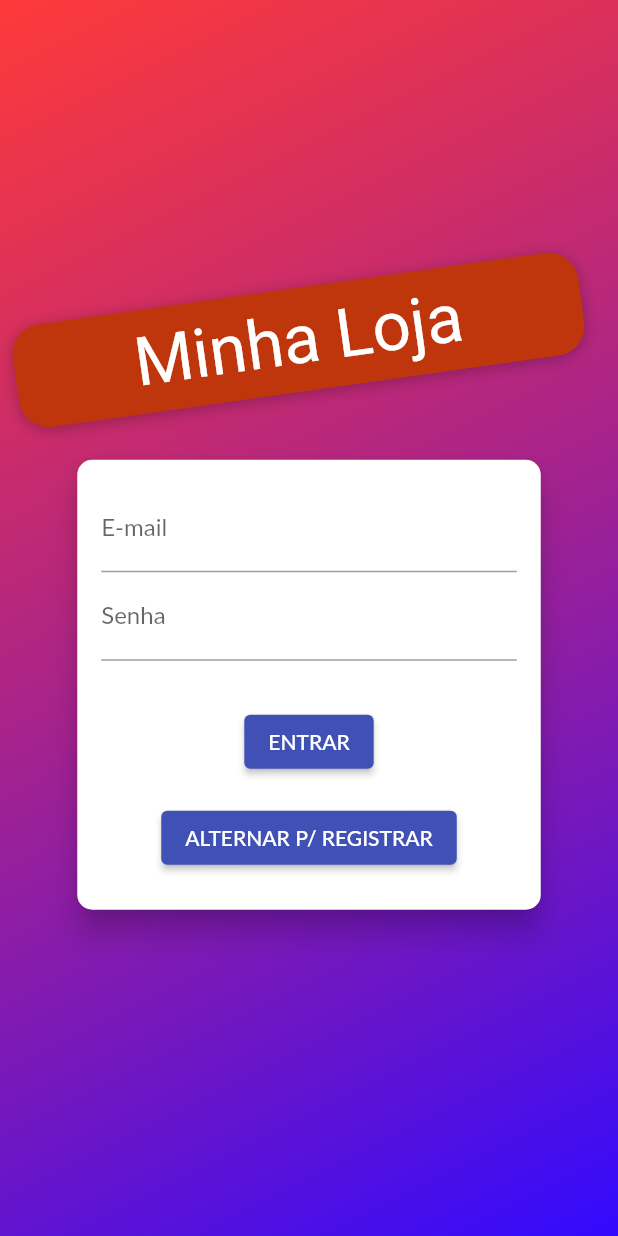
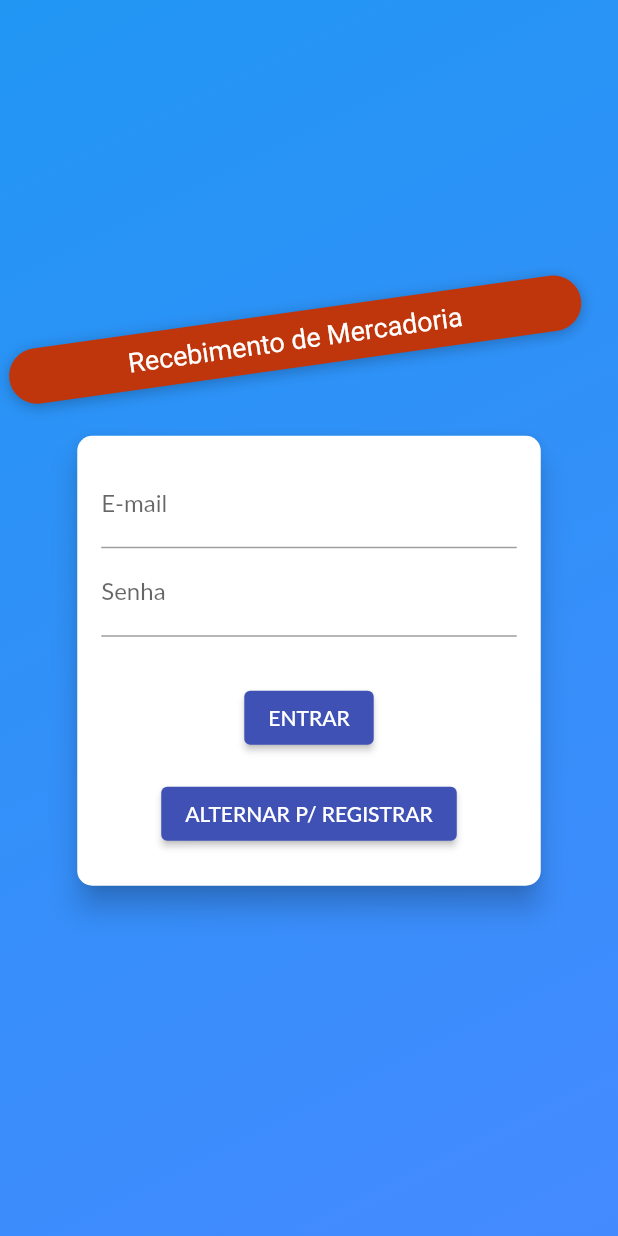
Before and after one commit to edigomes/recebimento, a Flutter app: the screen it shows after launch, on a phone screen of 412 x 824 dp. Run offline on Flutter 3.47's test engine with Material 2 defaults, Android fonts, the phone set to English and light mode, and no system bars; our stand-ins replace material_design_icons_flutter, shared_preferences; Roboto replaces fonts that are missing (Anton, Lato).

```diff
--- a/lib/main.dart
+++ b/lib/main.dart
@@ -11,7 +11,7 @@ import 'package:pedidos/views/cart_screen.dart';
 import 'package:pedidos/views/orders_screen.dart';
 import 'package:pedidos/views/product_detail_screen.dart';
 import 'package:pedidos/views/product_form_screen.dart';
-import 'package:pedidos/views/product_overview_screen.dart';
+import 'package:pedidos/views/recebimento_overview_screen.dart';
 import 'package:pedidos/views/products_screen.dart';
 import 'package:pedidos/views/screen_for_auth.dart';
 import '../utils/app_routes.dart';
@@ -38,13 +38,13 @@ class MyApp extends StatelessWidget {
         //ProxyProvider precisar usar qm ta acima dele
         //Único método de fazer Providers conversarem entre si.
         //Precisa ter o "< >" pra "auth" fazer sentido com "Auth"
-        ChangeNotifierProxyProvider<Auth, Pedidos>(
+        ChangeNotifierProxyProvider<Auth, Recebimentos>(
           create: (ctx) {
-            return Pedidos();
+            return Recebimentos();
           },
           // Só preciso saber qual o momento q o token vai mudar
           update: (ctx, auth, previousProducts) {
-            return Pedidos(
+            return Recebimentos(
               // "previous" deve ser obrigatório msm
               // No momento de colocar o "token", Products é reconstruído com "create" dnv, por isso precisa de "previous"
               auth.token,
@@ -85,13 +85,14 @@ class MyApp extends StatelessWidget {
         routes: {
           //AppRoutes.AUTH: (ctx) => AuthScreen(),
           AppRoutes.SCREEN_FOR_AUTH: (ctx) => ScreenForAuth(),
-          AppRoutes.HOME: (ctx) => ProductOverviewScreen(),
+          AppRoutes.HOME: (ctx) => RecebimentoOverviewScreen(),
           AppRoutes.CART: (ctx) => CartScreen(),
           AppRoutes.PRODUCT_DETAIL: (ctx) => ProductDetailScreen(),
           AppRoutes.ORDERS: (ctx) => OrdersScreen(),
           AppRoutes.PRODUCTS: (ctx) => ProductsScreen(),
           AppRoutes.PRODUCT_FORM: (ctx) => ProductFormScreen(),
-          AppRoutes.SCREEN_PEDIDO: (ctx) => PedidoScreen(),
+          AppRoutes.SCREEN_PEDIDO: (ctx) =>
+              PedidoScreen(pedido: ModalRoute.of(ctx).settings.arguments),
           AppRoutes.SCREEN_PRODUTO: (ctx) => ProdutoScreen(),
         },
       ),
--- a/lib/providers/pedidos.dart
+++ b/lib/providers/pedidos.dart
@@ -12,18 +12,19 @@ import 'package:pedidos/utils/constants.dart';
 // O único lugar que Products é usado como instância é em "main". Provavelmente, pra passar da melhor forma
 //deve ser feito por ProxyProvider
 
-class Pedidos with ChangeNotifier {
+class Recebimentos with ChangeNotifier {
 //----------------------------------------------------------------------------//
   // a lista pede pra ser constante
 
   List<Pedido> _items = [];
+  List<Produto> _produtoItems = [];
 
   String _token;
   String _userId;
 
-  final _baseUrl = '${Constants.BASE_API_URL}/products';
+  final _baseUrl = '${Constants.BASE_API_URL}/estoque';
 
-  Pedidos([
+  Recebimentos([
     this._token,
     this._items = const [],
     this._userId,
@@ -36,6 +37,10 @@ class Pedidos with ChangeNotifier {
   // O TOKEN é usado para reconhecer o produto do USUÁRIO com seu token person
   List<Pedido> get items {
     return [..._items];
+  }
+
+  List<Produto> get produtoItems {
+    return [..._produtoItems];
   }
 
   /*List<Product> get favoriteItems {
@@ -52,184 +57,88 @@ class Pedidos with ChangeNotifier {
 
   // CARREGA OS PRODUTOS
 
-  Future<void> loadProducts() async {
+  Future<void> loadRecebimentos() async {
     if (_items.isNotEmpty) _items.clear();
 
-    Map<String, String> requestHeaders = {
+    Map<String, String> headers = {
       'Content-type': 'application/json',
       'Accept': 'application/json',
-      'Authorization': _token,
+      'Authorization': 'Bearer $_token',
       'Name': 'Antony',
     };
 
-    final pedidoResponse = await http.get(
-        Uri.parse(
-            'https://reqres.in/api/users/2' /*'$_baseUrl/$_userId.json?auth=$_token'*/),
-        headers: requestHeaders);
-    final Map<String, dynamic> dataPedido = jsonDecode(pedidoResponse.body);
+    final recebimentoResponse = await http.get(
+      Uri.parse('$_baseUrl/entrada'),
+      headers: headers,
+    );
 
-    final produtosResponse = await http.get(
-      Uri.parse('https://reqres.in/api/users?page=2'),
-    );
-    final Map<String, dynamic> dataProduto = jsonDecode(produtosResponse.body);
+    final Map<String, dynamic> dataRecebimentos =
+        jsonDecode(recebimentoResponse.body);
 
-    //final favResponse = await http.get(Uri.parse(
-    //    '${Constants.BASE_API_URL}/userFavorites/$_userId.json?auth=$_token'));
-    //final favMap = jsonDecode(favResponse.body);
+    if (dataRecebimentos != null) {
+      var data = dataRecebimentos['data'];
 
-    // retorna no padrão json Map<String, Map<String, dynamic>>
-    //print(data['']['e']);
-    if (dataPedido != null) {
-      final Map<String, Map<String, dynamic>> teste = {
-        'a': {'b': 'c'},
-        'd': {'e': 'f'},
-      };
-
-      // n pd vir null pq n se faz forEach no nada !
-
-      // chave/valor do map/json
-      //data.forEach((productId, productData) {
-      //final isFavorite = favMap == null ? false : favMap[productId] ?? false;
-      // Se n for nulo passa direto
-      // Se nulo n marca, do contrário pega de favMap, caso n false tmbm.
-      // anotei sobre nulo
-      //final String idJson = ;
-      //print(productData['data']['cod'] + "+++++++++++++askaskaoskaoskasokaso");
-
+      for (var recebimento in data) {
         _items.add(
           Pedido(
-          id: dataPedido['data']["id"],
-          notaFiscal: dataPedido['data']['id'],
-          nomeFornecedor: dataPedido['data']["first_name"], //productId,
-          dataPedido: dataPedido['data']["last_name"],
-          produtos: (dataProduto['data'] as List<dynamic>)
-              .map(
-                (item) => Produto(
-                  cod: item['id'],
-                  title: item['first_name'],
-                  imageUrl: item['avatar'],
-                ),
-              )
-              .toList(),
+            id: recebimento['id'],
+            notaFiscal: recebimento['nNF'],
+            nomeFornecedor: recebimento['fornecedor'] == null
+                ? '--'
+                : recebimento['fornecedor']['xFant'],
+            dataPedido: recebimento['dEmi'],
+            // produtos: (dataProduto['data'] as List<dynamic>)
+            //   .map(
+            //     (item) => Produto(
+            //       cod: item['id'],
+            //       title: item['first_name'],
+            //       imageUrl: item['avatar'],
+            //     ),
+            //   )
+            //   .toList(),
             //price: productData['price'],
             //: data['data']["avatar"],
             //isFavorite: isFavorite,
           ),
         );
-      //});
+      }
       notifyListeners();
     }
-
     return Future.value();
   }
 
-/*
-//----------------------------------------------------------------------------//
+  Future<void> loadProdutos(id) async {
+    if (_items.isNotEmpty) _items.clear();
 
-  // ADICIONAR PRODUTO
+    Map<String, String> headers = {
+      'Content-type': 'application/json',
+      'Accept': 'application/json',
+      'Authorization': 'Bearer $_token',
+      'Name': 'Antony',
+    };
 
-  // Método que adiciona um produto por parâmetro e notifica
-  Future<void> addProduct(Product newProduct) async {
-    // Não se usa mais só url
-
-    // "http" vem de "as http" no import
-    // post pede uma url e um object, tipo Map, para convert em Json String
-    // É recomend q as requis sejam feitas no Provider (centralizada).  <<
-    // return para Future e n para void (retorna cm value) o qual é um Fut tmbm
-    // async/await deixa sincrono o que seria assinc usando só Future. Assim
-    //como ser mais leve e usar em locais específicos.
-    final response = await http.post(
-      Uri.parse('$_baseUrl/$_userId.json?auth=$_token'),
-      //Aqui tmbm poderia ser colocado try e tal
-      body: jsonEncode(
-        {
-          'title': newProduct.title,
-          //'description': newProduct.description,
-          //'price': newProduct.price,
-          'imageUrl': newProduct.imageUrl,
-          //'isFavorite': newProduct.isFavorite,
-        },
-      ),
+    final recebimentoResponse = await http.get(
+      Uri.parse(
+          '$_baseUrl/entrada_mercadoria?page=1&perPage=9999999&search=entrada_id:$id'),
+      headers: headers,
     );
 
-    _items.add(
-      Product(
-        // response.body é o cod do obj (retorno) do servidor com 'name'
-        cod: jsonDecode(response.body)['name'],
-        //description: newProduct.description,
-        title: newProduct.title,
-        //price: newProduct.price,
-        imageUrl: newProduct.imageUrl,
-      ),
+    final Map<String, dynamic> dataRecebimentos =
+        jsonDecode(recebimentoResponse.body);
+
+    if (dataRecebimentos != null) {
+      var data = dataRecebimentos['data'];
+
+      for (var recebimento_item in data) {
+        _produtoItems.add(
+          Produto(
+              cod: recebimento_item['mercadoria_id'],
+              title: recebimento_item['mercadoria']['xProd'],
+              imageUrl: 'url'),
         );
-    // Precisa  notificar pq aqui é "criado" os itens q vem do servidor.
-    notifyListeners();
-  }
-
-//----------------//----------------//-----------------//----------------//-----
-
-  // ATUALIZAR PRODUTO
-
-  Future<void> updateProduct(Product product) async {
-    // "product" é o que vou alterar
-
-    if (product == null || product.cod == null) return;
-
-    final index = _items.indexWhere((prod) => prod.cod == product.cod);
-
-    // Abaixo faz um ser = ao outro
-    if (index >= 0) {
-      await http.patch(
-        Uri.parse('$_baseUrl/${product.cod}.json?auth=$_token'),
-        body: jsonEncode(
-          {
-            'title': product.title,
-            //'description': product.description,
-            //'price': product.price,
-            'imageUrl': product.imageUrl,
-          },
-        ),
-      );
-      _items[index] = product; //_items[index] é exist c msm ID
       }
       notifyListeners();
     }
-
-//----------------------------------------------------------------------------//
-
-  // REMOVER PRODUTO
-
-  Future<void> removeProduct(String cod) async {
-    final index = _items.indexWhere((prod) => prod.cod == cod);
-
-    if (index >= 0) {
-      // A ideia aqui é add primeiro, remover dps e add caso problema
-      // Para add o ítem removido precisa de product, invés de removeWhere
-      // Exclusão otimista
-      final product = _items[index];
-      _items.remove(product);
-
-      final response = await http
-          .delete(Uri.parse('$_baseUrl/${product.cod}.json?auth=$_token'));
-
-      // Pra aparecer "statusCode", "response" deve ser "await"
-      // 200: retorno da familía de conclusão
-      // *400: retorno da família de erros de requisição
-      // 500: retorno da família de erros do servidor
-      if (response.statusCode >= 400) {
-        // insert pra colocar onde estava
-        _items.insert(index, product);
-        notifyListeners();
-        // caso queira usar exceptions de forma descentralizada
-        // "on HttpException catch()" pode ser usado em "catch"
-        // ?
-        throw HttpException('Ocorreu um erro ao tentar remover o produto.');
+    return Future.value();
   }
-
-      // _items.removeWhere((prod) => prod.cod == cod);       <<
 }
-    notifyListeners();
-  }
-//----------------//----------------//----------------//----------------//------
-*/
-}
--- a/lib/utils/constants.dart
+++ b/lib/utils/constants.dart
@@ -1,4 +1,3 @@
 class Constants {
-  static const BASE_API_URL =
-      'https://flutter-cod3r-7f9ed-default-rtdb.firebaseio.com';
+  static const BASE_API_URL = 'http://extracarne.aconos.com.br/api/v1';
 }
--- a/lib/views/auth_screen.dart
+++ b/lib/views/auth_screen.dart
@@ -14,8 +14,8 @@ class AuthScreen extends StatelessWidget {
           Container(
             decoration: BoxDecoration(
               gradient: LinearGradient(colors: [
-                Color.fromRGBO(255, 10, 10, 0.8),
-                Color.fromRGBO(50, 10, 255, 1),
+                Colors.blue,
+                Colors.blueAccent,
               ], begin: Alignment.topLeft, end: Alignment.bottomRight),
             ),
           ),
@@ -43,10 +43,10 @@ class AuthScreen extends StatelessWidget {
                     ],
                   ),
                   child: Text(
-                    'Minha Loja',
+                    'Recebimento de Mercadoria',
                     style: TextStyle(
                         fontFamily: 'Anton',
-                        fontSize: 45,
+                        fontSize: 18,
                         color:
                             Theme.of(context).accentTextTheme.headline6.color),
                   ),
--- a/lib/views/product_form_screen.dart
+++ b/lib/views/product_form_screen.dart
@@ -94,7 +94,7 @@ class _ProductFormScreenState extends State<ProductFormScreen> {
       _isLoading = true;
     });
 
-    final products = Provider.of<Pedidos>(context, listen: false);
+    final products = Provider.of<Recebimentos>(context, listen: false);
 
     try {
       if (_formData['id'] == null) {
--- a/lib/views/products_screen.dart
+++ b/lib/views/products_screen.dart
@@ -7,12 +7,12 @@ import 'package:pedidos/widgets/product_item.dart';
 
 class ProductsScreen extends StatelessWidget {
   Future<void> _refreshProducts(BuildContext context) {
-    return Provider.of<Pedidos>(context, listen: false).loadProducts();
+    return Provider.of<Recebimentos>(context, listen: false).loadRecebimentos();
   }
 
   @override
   Widget build(BuildContext context) {
-    final Pedidos productsData = Provider.of(context);
+    final Recebimentos productsData = Provider.of(context);
     final products = productsData.items;
     return Scaffold(
       appBar: AppBar(
--- a/lib/views/screen_for_auth.dart
+++ b/lib/views/screen_for_auth.dart
@@ -2,7 +2,7 @@ import 'package:flutter/material.dart';
 import 'package:provider/provider.dart';
 import 'package:pedidos/providers/auth.dart';
 import 'package:pedidos/views/auth_screen.dart';
-import 'package:pedidos/views/product_overview_screen.dart';
+import 'package:pedidos/views/recebimento_overview_screen.dart';
 
 class ScreenForAuth extends StatelessWidget {
   //const ScreenForAuth({ Key? key }) : super(key: key);
@@ -24,7 +24,7 @@ class ScreenForAuth extends StatelessWidget {
           );
         } else {
           // Já q só manda pra outra tela, n preci de Consumer (n é algo ativo)
-          return auth.isAuth ? ProductOverviewScreen() : AuthScreen();
+          return auth.isAuth ? RecebimentoOverviewScreen() : AuthScreen();
         }
       },
     );
--- a/lib/widgets/produto_list_item.dart
+++ b/lib/widgets/produto_list_item.dart
@@ -19,7 +19,7 @@ class ProdutoListItem extends StatelessWidget {
   @override
   Widget build(BuildContext context) {
     return Card(
-      elevation: 3.0,
+      elevation: 1.0,
       child: ListTile(
         title: Container(
           margin: EdgeInsets.only(
```
Also changed, not shown: lib/providers/auth.dart (+40 -21 lines), lib/providers/user.dart (added, +48 -0 lines), lib/views/pedido_screen.dart (+16 -7 lines), lib/views/product_detail_screen.dart (+0 -8 lines), lib/views/product_overview_screen.dart (deleted, +0 -118 lines), lib/views/produto_screen.dart (+11 -16 lines), lib/views/recebimento_overview_screen.dart (added, +68 -0 lines), lib/widgets/auth_card.dart (+4 -3 lines), lib/widgets/pedido_list.dart (+7 -24 lines), lib/widgets/pedido_list_item.dart (+3 -10 lines), lib/widgets/produto_list.dart (+10 -4 lines), pubspec.lock. Lines whose indentation alone changed are shown as unchanged.
